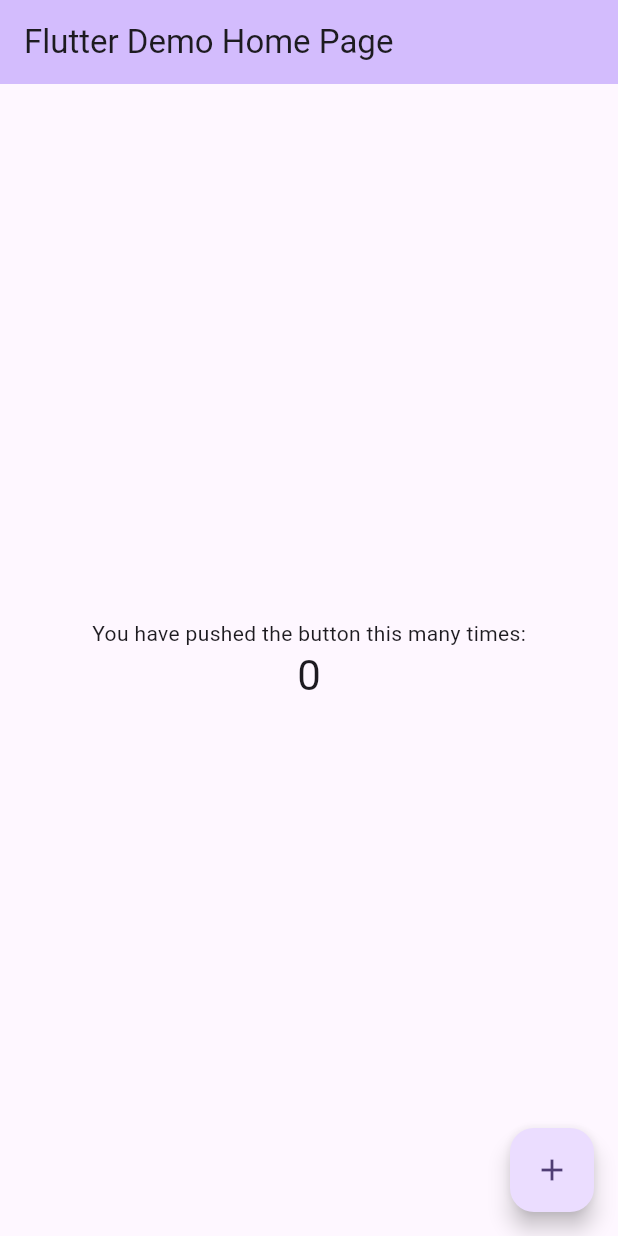
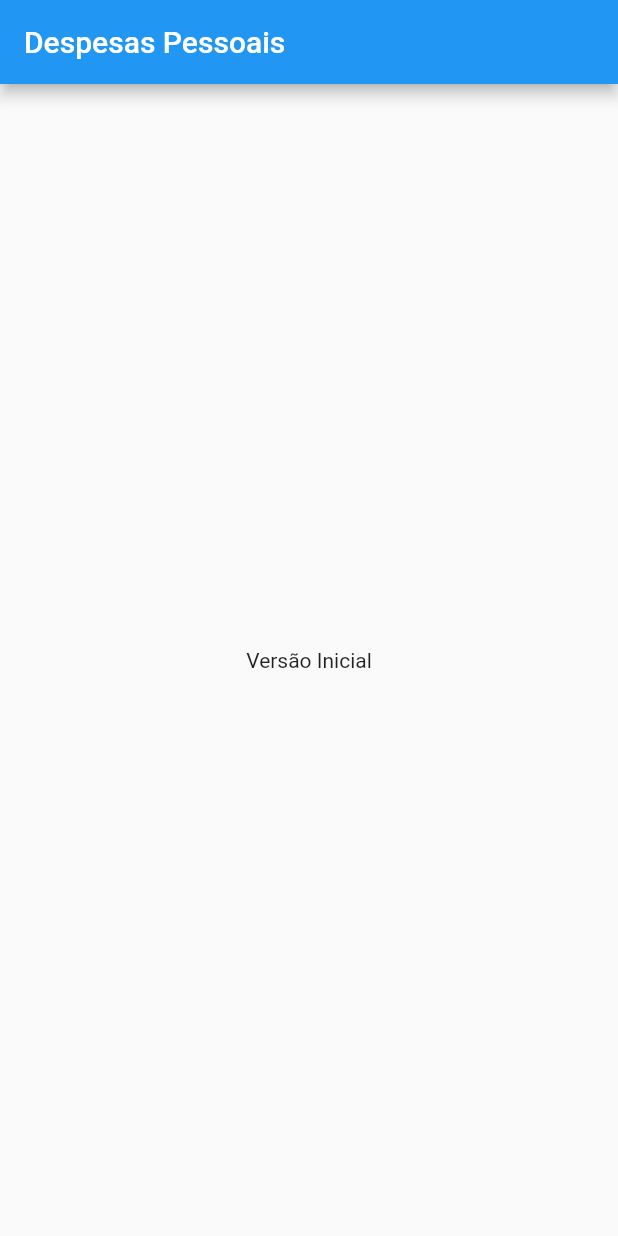
Before and after one commit to TiagOliveiraTI/expenses, a Flutter app: the screen it shows after launch, on a phone screen of 412 x 824 dp. Run offline on Flutter 3.47's test engine with Material 2 defaults, Android fonts, the phone set to English and light mode, and no system bars.

Commit message:
✨ creating the initial app

```diff
--- a/lib/main.dart
+++ b/lib/main.dart
@@ -1,125 +1,28 @@
 import 'package:flutter/material.dart';
 
-void main() {
-  runApp(const MyApp());
-}
+void main() => runApp(const ExpensesApp());
 
-class MyApp extends StatelessWidget {
-  const MyApp({super.key});
+class ExpensesApp extends StatelessWidget {
+  const ExpensesApp({super.key});
 
-  // This widget is the root of your application.
   @override
   Widget build(BuildContext context) {
-    return MaterialApp(
-      title: 'Flutter Demo',
-      theme: ThemeData(
-        // This is the theme of your application.
-        //
-        // TRY THIS: Try running your application with "flutter run". You'll see
-        // the application has a blue toolbar. Then, without quitting the app,
-        // try changing the seedColor in the colorScheme below to Colors.green
-        // and then invoke "hot reload" (save your changes or press the "hot
-        // reload" button in a Flutter-supported IDE, or press "r" if you used
-        // the command line to start the app).
-        //
-        // Notice that the counter didn't reset back to zero; the application
-        // state is not lost during the reload. To reset the state, use hot
-        // restart instead.
-        //
-        // This works for code too, not just values: Most code changes can be
-        // tested with just a hot reload.
-        colorScheme: ColorScheme.fromSeed(seedColor: Colors.deepPurple),
-        useMaterial3: true,
-      ),
-      home: const MyHomePage(title: 'Flutter Demo Home Page'),
+    return const MaterialApp(
+      home: MyHomePage(),
     );
   }
 }
 
-class MyHomePage extends StatefulWidget {
-  const MyHomePage({super.key, required this.title});
-
-  // This widget is the home page of your application. It is stateful, meaning
-  // that it has a State object (defined below) that contains fields that affect
-  // how it looks.
-
-  // This class is the configuration for the state. It holds the values (in this
-  // case the title) provided by the parent (in this case the App widget) and
-  // used by the build method of the State. Fields in a Widget subclass are
-  // always marked "final".
-
-  final String title;
-
-  @override
-  State<MyHomePage> createState() => _MyHomePageState();
-}
-
-class _MyHomePageState extends State<MyHomePage> {
-  int _counter = 0;
-
-  void _incrementCounter() {
-    setState(() {
-      // This call to setState tells the Flutter framework that something has
-      // changed in this State, which causes it to rerun the build method below
-      // so that the display can reflect the updated values. If we changed
-      // _counter without calling setState(), then the build method would not be
-      // called again, and so nothing would appear to happen.
-      _counter++;
-    });
-  }
+class MyHomePage extends StatelessWidget {
+  const MyHomePage({super.key});
 
   @override
   Widget build(BuildContext context) {
-    // This method is rerun every time setState is called, for instance as done
-    // by the _incrementCounter method above.
-    //
-    // The Flutter framework has been optimized to make rerunning build methods
-    // fast, so that you can just rebuild anything that needs updating rather
-    // than having to individually change instances of widgets.
     return Scaffold(
       appBar: AppBar(
-        // TRY THIS: Try changing the color here to a specific color (to
-        // Colors.amber, perhaps?) and trigger a hot reload to see the AppBar
-        // change color while the other colors stay the same.
-        backgroundColor: Theme.of(context).colorScheme.inversePrimary,
-        // Here we take the value from the MyHomePage object that was created by
-        // the App.build method, and use it to set our appbar title.
-        title: Text(widget.title),
+        title: Text('Despesas Pessoais'),
       ),
-      body: Center(
-        // Center is a layout widget. It takes a single child and positions it
-        // in the middle of the parent.
-        child: Column(
-          // Column is also a layout widget. It takes a list of children and
-          // arranges them vertically. By default, it sizes itself to fit its
-          // children horizontally, and tries to be as tall as its parent.
-          //
-          // Column has various properties to control how it sizes itself and
-          // how it positions its children. Here we use mainAxisAlignment to
-          // center the children vertically; the main axis here is the vertical
-          // axis because Columns are vertical (the cross axis would be
-          // horizontal).
-          //
-          // TRY THIS: Invoke "debug painting" (choose the "Toggle Debug Paint"
-          // action in the IDE, or press "p" in the console), to see the
-          // wireframe for each widget.
-          mainAxisAlignment: MainAxisAlignment.center,
-          children: <Widget>[
-            const Text(
-              'You have pushed the button this many times:',
-            ),
-            Text(
-              '$_counter',
-              style: Theme.of(context).textTheme.headlineMedium,
-            ),
-          ],
-        ),
-      ),
-      floatingActionButton: FloatingActionButton(
-        onPressed: _incrementCounter,
-        tooltip: 'Increment',
-        child: const Icon(Icons.add),
-      ), // This trailing comma makes auto-formatting nicer for build methods.
+      body: Center(child: Text('Versão Inicial')),
     );
   }
 }
```
Also changed, not shown: 1 other file.
